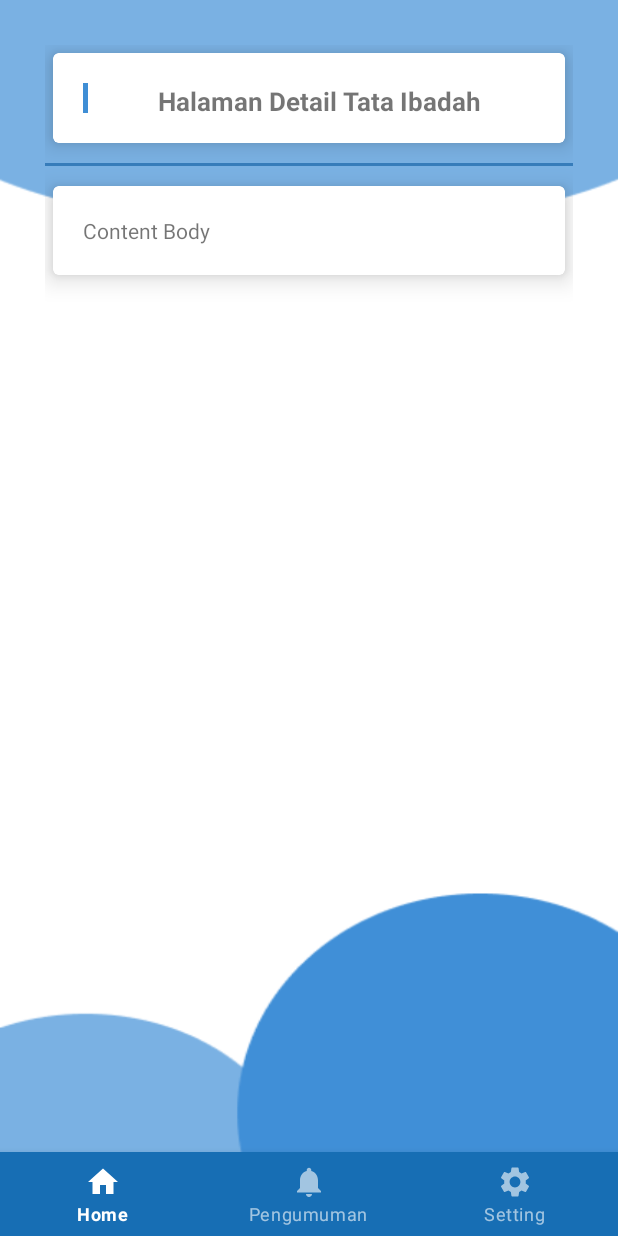
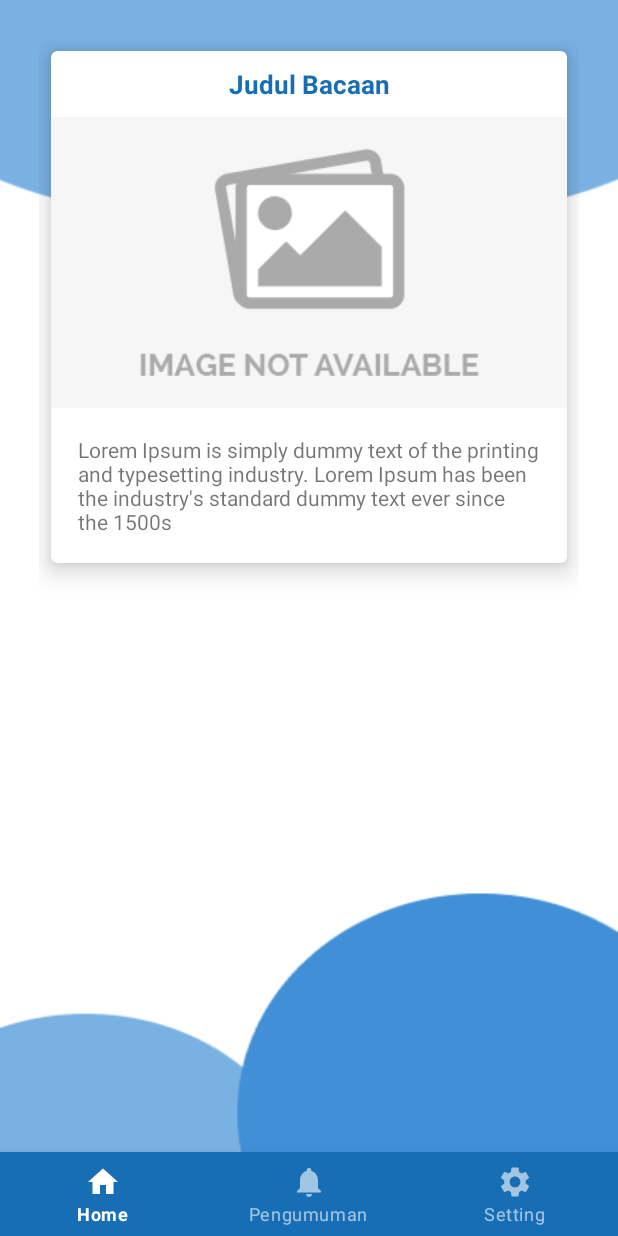
Before and after one commit to tesandev/MobileGerejaInfo, an Android app: the fragment DetailBacaanFragment placed in its activity, on a phone screen of 412 x 824 dp. Run offline under Robolectric (Android 15) with nearby library versions, the phone set to English and light mode, and no system bars; pictures from the network do not load.

Commit message:
bacaan, list & detail

```diff
--- a/app/build.gradle
+++ b/app/build.gradle
@@ -67,4 +67,8 @@ dependencies {
     //recyclerview
     // For control over item selection of both touch and mouse driven selection
     implementation("androidx.recyclerview:recyclerview-selection:1.1.0")
+
+    implementation 'com.github.bumptech.glide:glide:4.12.0'
+    // Glide v4 uses this new annotation processor -- see https://bumptech.github.io/glide/doc/generatedapi.html
+    annotationProcessor 'com.github.bumptech.glide:compiler:4.12.0'
 }
--- a/app/src/main/java/com/tesan/gerejayohanes/adapter/AdapterPetugas.kt
+++ b/app/src/main/java/com/tesan/gerejayohanes/adapter/AdapterPetugas.kt
@@ -1,7 +1,6 @@
 package com.tesan.gerejayohanes.adapter
 
 import android.text.Html
-import android.util.Log
 import android.view.LayoutInflater
 import android.view.ViewGroup
 import androidx.recyclerview.widget.RecyclerView
@@ -10,10 +9,8 @@ import com.tesan.gerejayohanes.model.ResponsePetugas
 import kotlinx.android.synthetic.main.itm_petugas.view.bodyPetugas
 import kotlinx.android.synthetic.main.itm_petugas.view.cardItemPetugas
 import kotlinx.android.synthetic.main.itm_petugas.view.jdlPetugas
-import java.text.SimpleDateFormat
 import java.time.LocalDate
 import java.time.format.DateTimeFormatter
-import java.util.Date
 
 
 class AdapterPetugas(val list: ArrayList<ResponsePetugas>):RecyclerView.Adapter<AdapterPetugas.ViewHolder>() {
--- a/app/src/main/java/com/tesan/gerejayohanes/api/ApiConfig.kt
+++ b/app/src/main/java/com/tesan/gerejayohanes/api/ApiConfig.kt
@@ -10,7 +10,7 @@ import java.util.concurrent.TimeUnit
 object ApiConfig {
 
     private const val localhost = "http://10.0.2.2:8000/api/"
-    private const val url = "http://10.0.2.2:8000/api/"
+    private const val url = "http://10.0.2.2:8000/"
     private const val BASE_URL = localhost
 
     private val client: Retrofit
--- a/app/src/main/java/com/tesan/gerejayohanes/fragment/DetailTataibadahFragment.kt
+++ b/app/src/main/java/com/tesan/gerejayohanes/fragment/DetailBacaanFragment.kt
@@ -2,6 +2,7 @@ package com.tesan.gerejayohanes.fragment
 
 import android.app.ProgressDialog
 import android.os.Bundle
+import android.text.Html
 import android.util.Log
 import androidx.fragment.app.Fragment
 import android.view.LayoutInflater
@@ -9,21 +10,21 @@ import android.view.View
 import android.view.ViewGroup
 import android.widget.Toast
 import androidx.core.text.HtmlCompat
+import com.bumptech.glide.Glide
 import com.tesan.gerejayohanes.R
 import com.tesan.gerejayohanes.api.ApiConfig
-import com.tesan.gerejayohanes.databinding.FragmentDetailTataibadahBinding
-import com.tesan.gerejayohanes.model.ResponseTataibadah
+import com.tesan.gerejayohanes.databinding.FragmentDetailBacaanBinding
+import com.tesan.gerejayohanes.model.ResponseBacaan
+import kotlinx.android.synthetic.main.itm_bacaan.view.imgBacaan
 import retrofit2.Call
 import retrofit2.Callback
 import retrofit2.Response
 
-// TODO: Rename parameter arguments, choose names that match
-// the fragment initialization parameters, e.g. ARG_ITEM_NUMBER
 private const val ARG_PARAM1 = "param1"
 private const val ARG_PARAM2 = "param2"
 
-class DetailTataibadahFragment : Fragment() {
-    private lateinit var binding: FragmentDetailTataibadahBinding
+class DetailBacaanFragment : Fragment() {
+    private lateinit var binding: FragmentDetailBacaanBinding
 
     private var param1: String? = null
     private var param2: String? = null
@@ -33,38 +34,41 @@ class DetailTataibadahFragment : Fragment() {
         savedInstanceState: Bundle?
     ): View? {
         // Inflate the layout for this fragment
-        binding = FragmentDetailTataibadahBinding.inflate(inflater, container, false)
-
+        binding =  FragmentDetailBacaanBinding.inflate(inflater, container, false)
         val args = arguments
-        var tataibadahId:String? = null
+        var bacaanId:String? = null
         if (args != null) {
-            tataibadahId = args.getString("tataibadah_id").toString()
+            bacaanId = args.getString("bacaan_id").toString()
+            loaddetail(bacaanId)
         }
-
-        Log.e("tbId",tataibadahId.toString())
-        loaddetailTataIbadah(tataibadahId.toString())
         return binding.root
     }
 
-    private fun loaddetailTataIbadah(tbId:String) {
+    private fun loaddetail(bacaanId:String) {
         val loading = ProgressDialog(context)
         loading.setMessage("Loading...")
         loading.setCancelable(false)
         loading.show()
 
-        ApiConfig.instance.tataibadahdetail(tbId).enqueue(object : Callback<ResponseTataibadah>{
+        ApiConfig.instance.bacaandetail(bacaanId).enqueue(object : Callback<ResponseBacaan>{
             override fun onResponse(
-                call: Call<ResponseTataibadah>,
-                response: Response<ResponseTataibadah>
+                call: Call<ResponseBacaan>,
+                response: Response<ResponseBacaan>
             ) {
-                var rs = response.body()!!
-                binding.titleDetailtataibadah.text = rs.namaibadah
-                val htmlContent = rs.contentbody
-                binding.bodyDetailtataibadah.text = HtmlCompat.fromHtml(htmlContent.toString(),HtmlCompat.FROM_HTML_MODE_COMPACT)
+                val rs = response.body()!!
+                binding.detailJdlBacaan.text = rs.title
+                context?.let {
+                    Glide.with(it)
+                        .load(ApiConfig.mediaUrl+rs.featuredImage)
+                        .placeholder(R.drawable.noimage)
+                        .into(binding.imgBacaanDetail)
+                }
+                val contentOut = rs.content
+                binding.contentBacaan.text = HtmlCompat.fromHtml(contentOut.toString(), HtmlCompat.FROM_HTML_MODE_COMPACT)
                 loading.hide()
             }
 
-            override fun onFailure(call: Call<ResponseTataibadah>, t: Throwable) {
+            override fun onFailure(call: Call<ResponseBacaan>, t: Throwable) {
                 loading.hide()
                 Log.e("ERR",t.message.toString())
                 Toast.makeText(context,t.message, Toast.LENGTH_SHORT).show()
@@ -77,7 +81,7 @@ class DetailTataibadahFragment : Fragment() {
         // TODO: Rename and change types and number of parameters
         @JvmStatic
         fun newInstance(param1: String, param2: String) =
-            DetailTataibadahFragment().apply {
+            DetailBacaanFragment().apply {
                 arguments = Bundle().apply {
                     putString(ARG_PARAM1, param1)
                     putString(ARG_PARAM2, param2)
--- /dev/null
+++ b/app/src/main/res/layout/fragment_detail_bacaan.xml
@@ -0,0 +1,57 @@
+<?xml version="1.0" encoding="utf-8"?>
+<FrameLayout xmlns:android="http://schemas.android.com/apk/res/android"
+    xmlns:tools="http://schemas.android.com/tools"
+    android:layout_width="match_parent"
+    android:layout_height="match_parent"
+    tools:context=".fragment.DetailBacaanFragment"
+    xmlns:app="http://schemas.android.com/apk/res-auto">
+
+    <RelativeLayout
+        android:layout_width="match_parent"
+        android:layout_height="match_parent"
+        android:padding="26dp">
+
+        <com.google.android.material.card.MaterialCardView
+            android:layout_width="match_parent"
+            android:layout_height="wrap_content"
+            android:layout_margin="8dp"
+            app:cardElevation="10dp">
+
+            <LinearLayout
+                android:layout_width="match_parent"
+                android:layout_height="wrap_content"
+                android:orientation="vertical">
+
+                <TextView
+                    android:id="@+id/detailJdlBacaan"
+                    android:layout_width="match_parent"
+                    android:layout_height="wrap_content"
+                    android:text="Judul Bacaan"
+                    android:textSize="17dp"
+                    android:padding="10dp"
+                    android:textColor="@color/purple_200"
+                    android:textStyle="bold"
+                    android:textAlignment="center"/>
+<!--                media-->
+                <ImageView
+                    android:id="@+id/imgBacaanDetail"
+                    android:layout_width="match_parent"
+                    android:layout_height="194dp"
+                    android:src="@drawable/noimage"
+                    android:scaleType="centerCrop"
+                    android:contentDescription="bacaanImage"/>
+
+                <TextView
+                    android:id="@+id/contentBacaan"
+                    android:layout_width="match_parent"
+                    android:layout_height="match_parent"
+                    android:padding="18dp"
+                    android:text="Lorem Ipsum is simply dummy text of the printing and typesetting industry. Lorem Ipsum has been the industry's standard dummy text ever since the 1500s"/>
+
+            </LinearLayout>
+
+        </com.google.android.material.card.MaterialCardView>
+
+    </RelativeLayout>
+
+</FrameLayout>
```
Also changed, not shown: app/src/main/java/com/tesan/gerejayohanes/adapter/AdapterBacaan.kt (added, +49 -0 lines), app/src/main/java/com/tesan/gerejayohanes/fragment/BacaanFragment.kt (+62 -1 lines), app/src/main/res/layout/fragment_bacaan.xml (+13 -1 lines), app/src/main/res/layout/itm_bacaan.xml (added, +46 -0 lines), app/src/main/res/drawable/noimage.png (added).
